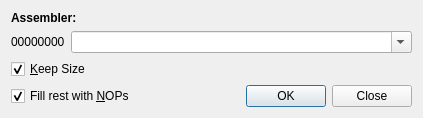
Above: plugins/Assembler/DialogAssembler.ui from eteran/edb-debugger before the change. Below: the same form after it.
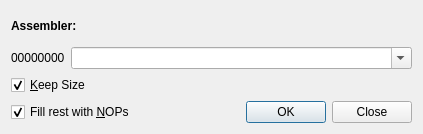
That is the form after the change.

Diff of the .ui file:
```diff
--- a/plugins/Assembler/DialogAssembler.ui
+++ b/plugins/Assembler/DialogAssembler.ui
@@ -8,7 +8,7 @@
     <x>0</x>
     <y>0</y>
     <width>423</width>
-    <height>108</height>
+    <height>134</height>
    </rect>
   </property>
   <property name="windowTitle">
```
Left out of the diff: 10 changed lines with no effect on the pictures.
